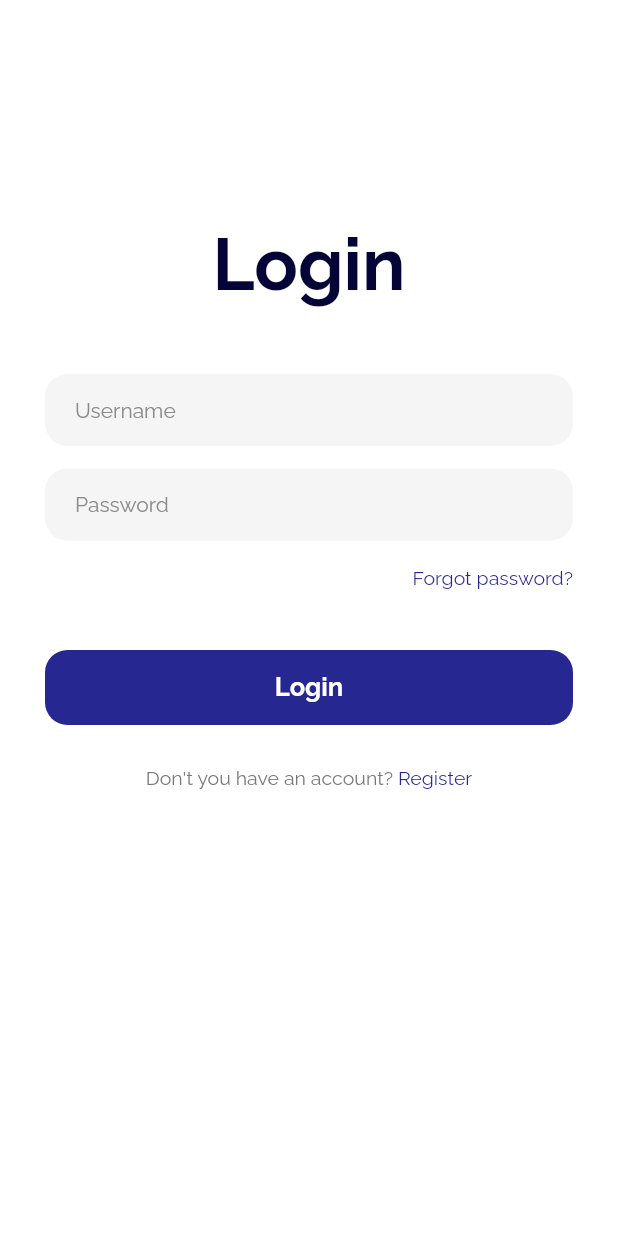
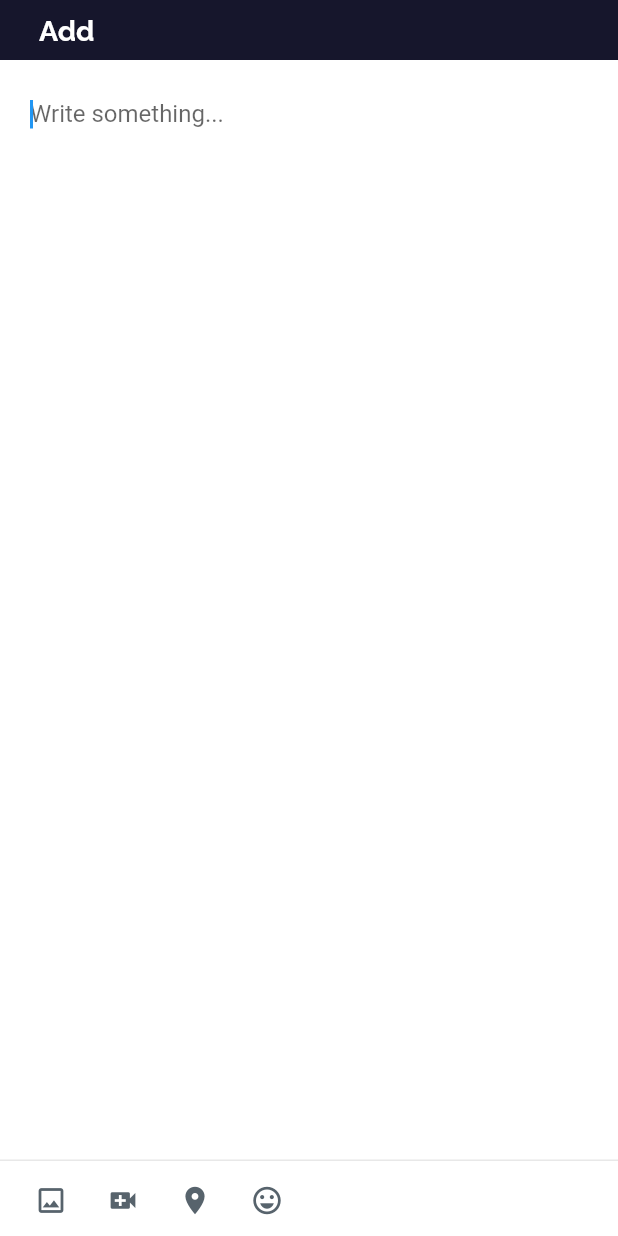
Before and after one commit to fatihayaaar/regms-mobile-app, a Flutter app: the BottomNavBar widget shown alone on an empty page, opened directly, after a tap on the "add circle outline" icon, on a phone screen of 412 x 824 dp. Run offline on Flutter 3.47's test engine with Material 2 defaults, Android fonts, the phone set to English and light mode, and no system bars; our stand-ins replace expandable_page_view, google_fonts, shared_preferences; missing offline and left inert: flutter_verification_code; accounts and stored records are empty.

Commit message:
add_post_screen.dart added

```diff
--- /dev/null
+++ b/lib/screens/add_post_screen.dart
@@ -0,0 +1,124 @@
+import 'package:flutter/material.dart';
+import 'package:regms_flutter_client/constants/colors.dart';
+import 'package:regms_flutter_client/widgets/app_bar/appbar.dart';
+import 'package:regms_flutter_client/widgets/avatar.dart';
+
+class AddPostScreen extends StatefulWidget {
+  @override
+  _AddPostScreenState createState() => _AddPostScreenState();
+}
+
+class _AddPostScreenState extends State {
+  TextEditingController? textController;
+
+  @override
+  Widget build(BuildContext context) {
+    return Scaffold(
+      appBar: AppBarWidget(title: "Add"),
+      body: _buildBody(),
+    );
+  }
+
+  @override
+  void initState() {
+    super.initState();
+    textController = TextEditingController();
+  }
+
+  _buildBody() {
+    return SafeArea(
+      child: GestureDetector(
+        onTap: () => FocusScope.of(context).unfocus(),
+        child: Container(
+          width: double.infinity,
+          decoration: BoxDecoration(
+            color: Colors.white,
+          ),
+          child: Column(
+            mainAxisSize: MainAxisSize.max,
+            children: [
+              Padding(
+                padding: EdgeInsetsDirectional.fromSTEB(12, 12, 12, 8),
+                child: Expanded(
+                  child: Padding(
+                    padding: EdgeInsetsDirectional.fromSTEB(8, 0, 0, 0),
+                    child: TextFormField(
+                      controller: textController,
+                      autofocus: true,
+                      obscureText: false,
+                      decoration: InputDecoration(
+                        hintText: 'Write something...',
+                        enabledBorder: UnderlineInputBorder(
+                          borderSide: BorderSide(
+                            color: Color(0x00000000),
+                            width: 1,
+                          ),
+                          borderRadius: const BorderRadius.only(
+                            topLeft: Radius.circular(4.0),
+                            topRight: Radius.circular(4.0),
+                          ),
+                        ),
+                        focusedBorder: UnderlineInputBorder(
+                          borderSide: BorderSide(
+                            color: Color(0x00000000),
+                            width: 1,
+                          ),
+                          borderRadius: const BorderRadius.only(
+                            topLeft: Radius.circular(4.0),
+                            topRight: Radius.circular(4.0),
+                          ),
+                        ),
+                      ),
+                    ),
+                  ),
+                ),
+              ),
+              Expanded(child: Container()),
+              Divider(
+                height: 5,
+                thickness: 1,
+                color: kBorderColor,
+              ),
+              _buildAddPostIconItems(),
+            ],
+          ),
+        ),
+      ),
+    );
+  }
+
+  _buildAddPostIconItems() {
+    return Padding(
+      padding: EdgeInsetsDirectional.fromSTEB(10, 0, 0, 0),
+      child: Row(
+        mainAxisSize: MainAxisSize.max,
+        mainAxisAlignment: MainAxisAlignment.spaceBetween,
+        children: [
+          Row(
+            mainAxisSize: MainAxisSize.max,
+            children: [
+              _buildIconButtonItem(Icons.photo_outlined),
+              _buildIconButtonItem(Icons.video_call),
+              _buildIconButtonItem(Icons.location_on),
+              _buildIconButtonItem(Icons.emoji_emotions_outlined),
+            ],
+          ),
+        ],
+      ),
+    );
+  }
+
+  _buildIconButtonItem(IconData icon) {
+    return Padding(
+      padding: EdgeInsetsDirectional.fromSTEB(0, 0, 0, 0),
+      child: IconButton(
+        icon: Icon(
+          icon,
+          color: Color(0xFF57636C),
+          size: 22,
+        ),
+        onPressed: () {},
+      ),
+    );
+  }
+}
--- a/lib/screens/login_screen.dart
+++ b/lib/screens/login_screen.dart
@@ -4,7 +4,6 @@ import 'package:flutter/services.dart';
 import 'package:regms_flutter_client/constants/colors.dart';
 import 'package:regms_flutter_client/constants/styles.dart';
 import 'package:regms_flutter_client/main.dart';
-import 'package:regms_flutter_client/models/user.dart';
 import 'package:regms_flutter_client/screens/forgot_password_screen.dart';
 import 'package:regms_flutter_client/screens/profile_screen.dart';
 import 'package:regms_flutter_client/screens/register_screen.dart';
--- a/lib/widgets/app_bar/app_bar.dart
+++ /dev/null
@@ -1,34 +0,0 @@
-import 'package:flutter/material.dart';
-import 'package:flutter/services.dart';
-import 'package:regms_flutter_client/constants/colors.dart';
-import 'package:regms_flutter_client/constants/styles.dart';
-
-AppBar appBar(String title) {
-  return AppBar(
-    systemOverlayStyle: SystemUiOverlayStyle(
-      statusBarColor: Colors.transparent,
-      statusBarIconBrightness: Brightness.light,
-    ),
-    automaticallyImplyLeading: false,
-    toolbarHeight: 55,
-    title: Row(children: [
-      _buildTitle(title),
-      Flexible(child: Container()),
-    ]),
-    backgroundColor: kMainAppbarColor,
-    iconTheme: IconThemeData(color: kThemeColor),
-    shadowColor: Color.fromRGBO(0, 0, 0, 0),
-  );
-}
-
-Widget _buildTitle(String title) {
-  return Flexible(
-    child: Container(
-      alignment: Alignment.centerLeft,
-      child: Text(
-        title,
-        style: tAppbarTitleTextStyle,
-      ),
-    ),
-  );
-}
--- /dev/null
+++ b/lib/widgets/app_bar/appbar.dart
@@ -0,0 +1,59 @@
+import 'package:flutter/material.dart';
+import 'package:flutter/services.dart';
+import 'package:regms_flutter_client/constants/colors.dart';
+import 'package:regms_flutter_client/constants/styles.dart';
+
+class AppBarWidget extends StatefulWidget implements PreferredSizeWidget {
+  final String title;
+
+  AppBarWidget({this.title = ""});
+
+  @override
+  _AppBarWidgetState createState() => _AppBarWidgetState(title);
+
+  @override
+  Size get preferredSize => const Size.fromHeight(40.0);
+}
+
+class _AppBarWidgetState extends State {
+  String title;
+
+  _AppBarWidgetState(this.title);
+
+  @override
+  Widget build(BuildContext context) {
+    return appBar(title);
+  }
+
+  AppBar appBar(String title) {
+    return AppBar(
+      systemOverlayStyle: SystemUiOverlayStyle(
+        statusBarColor: Colors.transparent,
+        statusBarIconBrightness: Brightness.light,
+      ),
+      automaticallyImplyLeading: false,
+      toolbarHeight: 40,
+      title: Row(children: [
+        _buildTitle(title),
+        Flexible(child: Container()),
+      ]),
+      backgroundColor: kMainAppbarColor,
+      iconTheme: IconThemeData(color: kThemeColor),
+      shadowColor: Color.fromRGBO(0, 0, 0, 0),
+    );
+  }
+
+  Widget _buildTitle(String title) {
+    return Flexible(
+      child: Container(
+        alignment: Alignment.centerLeft,
+        margin: EdgeInsets.fromLTRB(10, 0, 0, 0),
+        child: Text(
+          title,
+          style: tAppbarTitleTextStyle,
+        ),
+      ),
+    );
+  }
+
+}
--- a/lib/widgets/bottom_navbar.dart
+++ b/lib/widgets/bottom_navbar.dart
@@ -2,6 +2,7 @@ import 'package:flutter/material.dart';
 import 'package:regms_flutter_client/constants/colors.dart';
 import 'package:regms_flutter_client/constants/styles.dart';
 import 'package:regms_flutter_client/main.dart';
+import 'package:regms_flutter_client/screens/add_post_screen.dart';
 import 'package:regms_flutter_client/screens/login_screen.dart';
 import 'package:regms_flutter_client/screens/profile_screen.dart';
 
@@ -56,7 +57,7 @@ class BottomNavBarState extends State<BottomNavBar> {
           Expanded(
             flex: 1,
             child: _buildItem(
-              page: LoginScreen(),
+              page: AddPostScreen(),
               icon: Icons.add_circle_outline_sharp,
             ),
           ),
```
